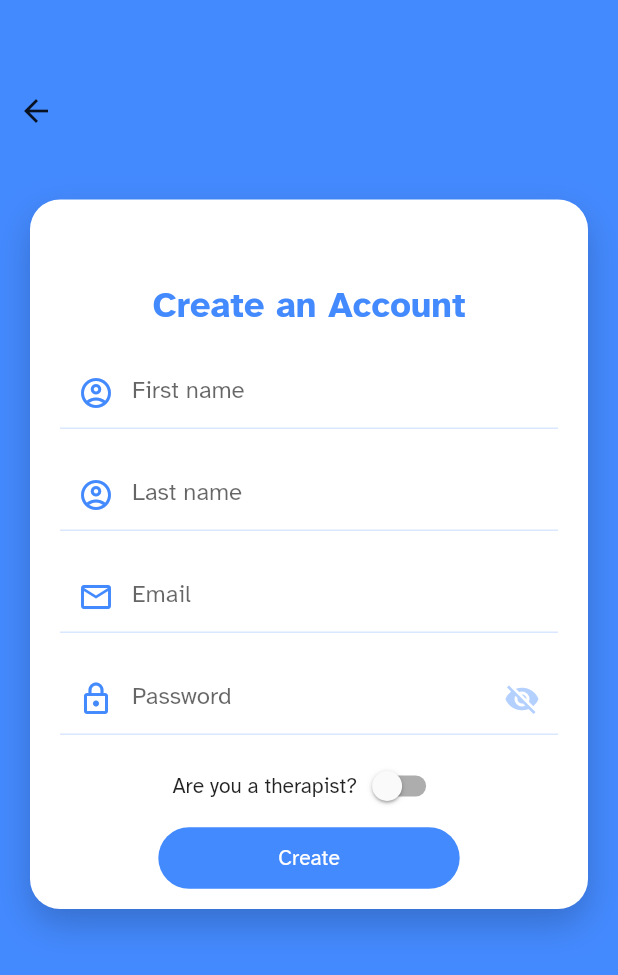
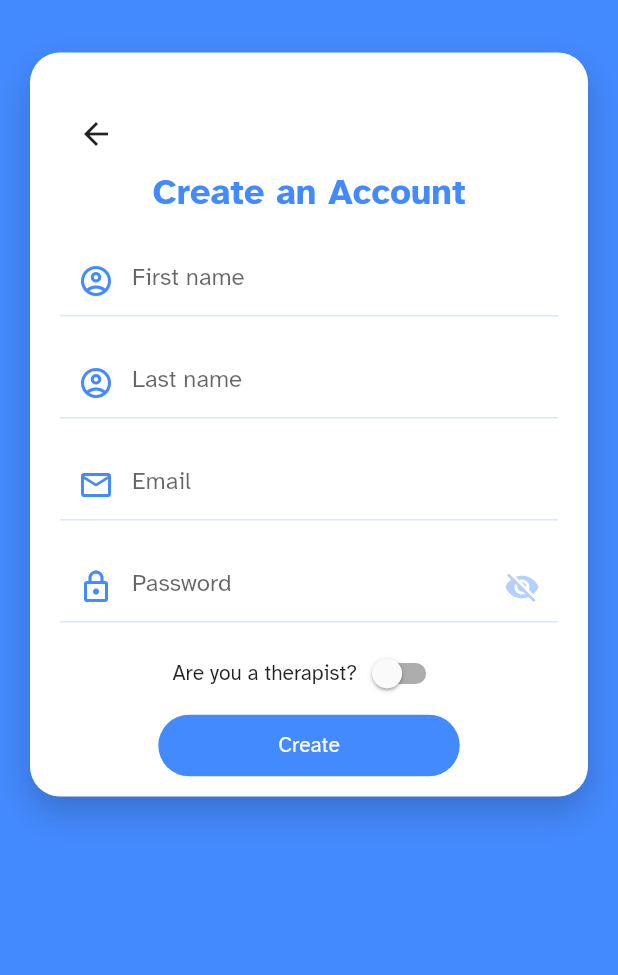
Before and after one commit to yoshikikakehi/REHAPP, a Flutter app: the SignupPage screen opened directly, on a phone screen of 412 x 824 dp. Shown: the top 975 px of the screen. Run offline on Flutter 3.47's test engine with Material 2 defaults, Android fonts, the phone set to English and light mode, and no system bars; our stand-ins replace cloud_firestore, firebase_auth, firebase_core, flutter_phoenix, shared_preferences; accounts and stored records are empty.

Commit message:
repositioned back button

```diff
--- a/rehapp/lib/pages/signup.dart
+++ b/rehapp/lib/pages/signup.dart
@@ -45,13 +45,13 @@ class _SignupPageState extends State<SignupPage> {
       backgroundColor: Theme.of(context).colorScheme.secondary,
       body: SingleChildScrollView(
         child: Column(children: <Widget>[
-          Padding(
-            padding: const EdgeInsets.only(top: 50),
-            child: Container(
-                width: double.infinity,
-                alignment: Alignment.topLeft,
-                child: BackButton()),
-          ),
+          // Padding(
+          //   padding: const EdgeInsets.only(top: 50),
+          //   child: Container(
+          //       width: double.infinity,
+          //       alignment: Alignment.topLeft,
+          //       child: BackButton()),
+          // ),
           Container(
             width: double.infinity,
             padding:
@@ -69,9 +69,13 @@ class _SignupPageState extends State<SignupPage> {
             child: Form(
               key: globalFormKey,
               child: Column(children: <Widget>[
-                const SizedBox(
-                  height: 25,
-                ),
+                // const SizedBox(
+                //   height: 25,
+                // ),
+                Container(
+                  width: double.infinity,
+                  alignment: Alignment.topLeft,
+                  child: BackButton()),
                 RichText(
                   text: TextSpan(
                     text: CREATE_AN_ACCOUNT,
```
